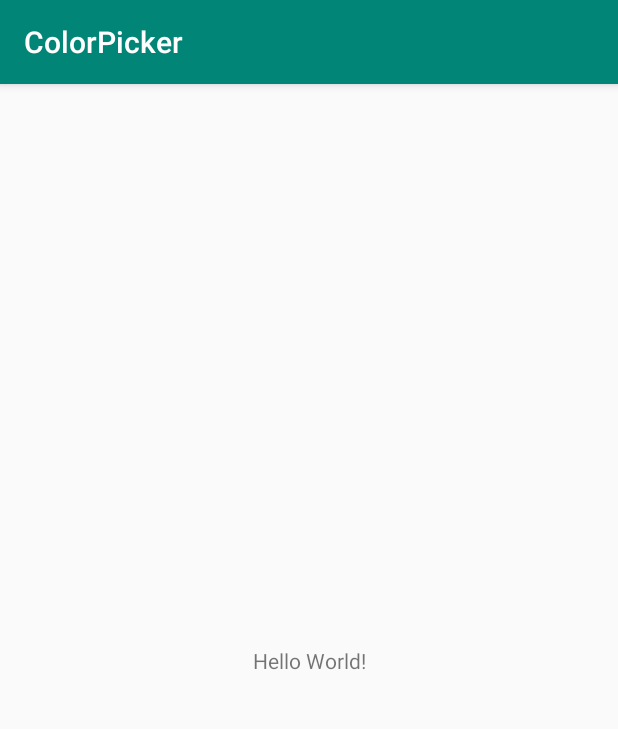
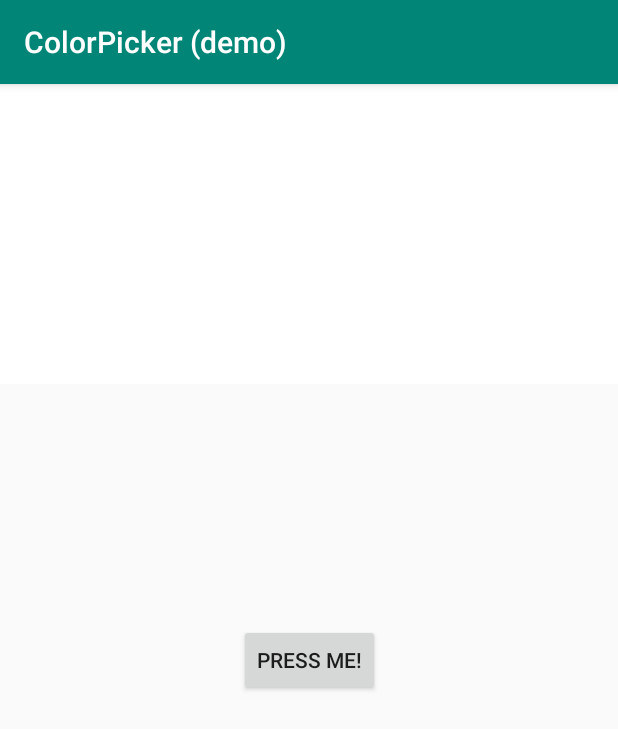
Before and after one commit to djcass44/colorpickerdialog, an Android app: the screen it shows after launch (MainActivity), on a phone screen of 412 x 824 dp. Shown: the top 729 px of the screen. Run offline under Robolectric (Android 15) with nearby library versions, the phone set to English and light mode, and no system bars.

Commit message:
Added initial demo setup

```diff
--- a/app/build.gradle
+++ b/app/build.gradle
@@ -16,10 +16,14 @@ android {
             proguardFiles getDefaultProguardFile('proguard-android.txt'), 'proguard-rules.pro'
         }
     }
+    compileOptions {
+        sourceCompatibility JavaVersion.VERSION_1_8
+        targetCompatibility JavaVersion.VERSION_1_8
+    }
 }
 
 dependencies {
-    implementation fileTree(dir: 'libs', include: ['*.jar'])
+    implementation fileTree(include: ['*.jar'], dir: 'libs')
     implementation 'com.android.support:appcompat-v7:28.0.0-rc02'
     implementation 'com.android.support.constraint:constraint-layout:1.1.2'
     testImplementation 'junit:junit:4.12'
--- a/app/src/main/java/com/django/colorpicker/MainActivity.java
+++ b/app/src/main/java/com/django/colorpicker/MainActivity.java
@@ -2,12 +2,22 @@ package com.django.colorpicker;
 
 import android.support.v7.app.AppCompatActivity;
 import android.os.Bundle;
+import android.view.View;
+import android.widget.Button;
+import android.widget.TextView;
 
 public class MainActivity extends AppCompatActivity {
+
 
     @Override
     protected void onCreate(Bundle savedInstanceState) {
         super.onCreate(savedInstanceState);
         setContentView(R.layout.activity_main);
+
+        View viewCanvas = findViewById(R.id.viewCanvas);
+        Button buttonMain = findViewById(R.id.buttonMain);
+        buttonMain.setOnClickListener(view -> {
+
+        });
     }
 }
--- a/app/src/main/res/layout/activity_main.xml
+++ b/app/src/main/res/layout/activity_main.xml
@@ -1,15 +1,22 @@
 <?xml version="1.0" encoding="utf-8"?>
-<android.support.constraint.ConstraintLayout xmlns:android="http://schemas.android.com/apk/res/android"
+<android.support.constraint.ConstraintLayout
+    xmlns:android="http://schemas.android.com/apk/res/android"
     xmlns:app="http://schemas.android.com/apk/res-auto"
     xmlns:tools="http://schemas.android.com/tools"
     android:layout_width="match_parent"
     android:layout_height="match_parent"
     tools:context=".MainActivity">
 
-    <TextView
+    <View
+        android:id="@+id/viewCanvas"
+        android:layout_width="match_parent"
+        android:layout_height="200dp"
+        android:background="@android:color/white" />
+    <Button
+        android:id="@+id/buttonMain"
         android:layout_width="wrap_content"
         android:layout_height="wrap_content"
-        android:text="Hello World!"
+        android:text="@string/action_button"
         app:layout_constraintBottom_toBottomOf="parent"
         app:layout_constraintLeft_toLeftOf="parent"
         app:layout_constraintRight_toRightOf="parent"
--- a/app/src/main/res/values/strings.xml
+++ b/app/src/main/res/values/strings.xml
@@ -1,3 +1,4 @@
 <resources>
-    <string name="app_name">ColorPicker</string>
+    <string name="app_name">ColorPicker (demo)</string>
+    <string name="action_button">Press me!</string>
 </resources>
```
Also changed, not shown: colorpickerdialog/build.gradle (+5 -2 lines).
